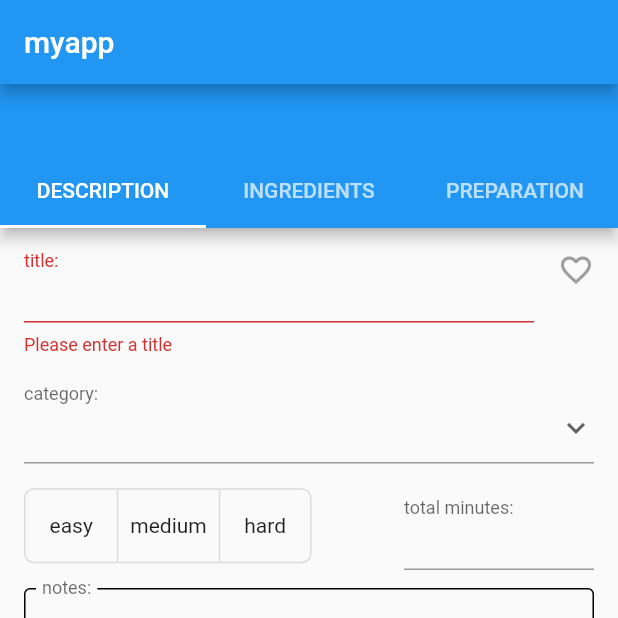
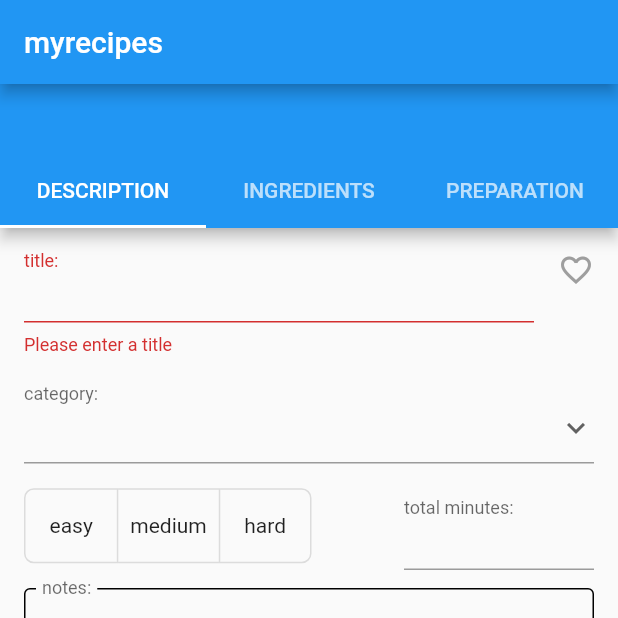
Before and after one commit to Paul74/myrecipes, a Flutter app: the screen it shows after launch, after a tap on the "add" icon, after a tap on "Save", on a phone screen of 412 x 824 dp, the top half of it. Run offline on Flutter 3.47's test engine with Material 2 defaults, Android fonts, the light colour scheme and no system bars; our stand-ins replace flutter_slidable, sqflite; missing offline and left inert: dart:ffi; accounts and stored records are empty.

Commit message:
aggiustamenti su xxx e main.dart

```diff
--- a/lib/main.dart
+++ b/lib/main.dart
@@ -28,7 +28,8 @@ void main() async {
   //runApp(MyApp());
 }
 
-/// This is the main application widget.
+// quanto segue non serve a niente
+/*
 class MyApp extends StatelessWidget {
   static const String _title = 'MyRecipes';
 
@@ -240,3 +241,4 @@ class MyStatelessWidget extends StatelessWidget {
     );
   }
 }
+*/
--- a/lib/screens/recipes_entry.dart
+++ b/lib/screens/recipes_entry.dart
@@ -26,7 +26,7 @@ class _RecipesEntryState extends State {
   Widget build(BuildContext context) {
     return DefaultTabController(length: 3, child:
       Scaffold(
-        appBar: AppBar(toolbarHeight : 48.0,
+        appBar: AppBar(toolbarHeight : 48.0, //con 48 nascondo la appbar perchè ho già la app bar dalla home page
           bottom: TabBar(
             labelPadding: EdgeInsets.symmetric(horizontal: 0.0),
             tabs: [
@@ -295,13 +295,13 @@ class _RecipesEntryState extends State {
       return;
     }}
 
-    if (_formKey1.currentState != null) {
+    if (_formKey2.currentState != null) {
     if(!_formKey2.currentState.validate()){
       print('enter 2 correct data');
       return;
     }}
 
-    if (_formKey1.currentState != null) {
+    if (_formKey3.currentState != null) {
     if(!_formKey3.currentState.validate()) {
       print('enter 3 correct data');
       return;
--- a/lib/xxx.dart
+++ b/lib/xxx.dart
@@ -1,5 +1,6 @@
 import 'dart:io';
 import 'package:flutter/material.dart';
+import 'package:myrecipes_app/screens/recipes_entry.dart';
 import 'package:path_provider/path_provider.dart';
 import 'common/utils.dart' as utils;
 import 'screens/recipes.dart';
@@ -7,13 +8,27 @@ import 'package:myrecipes_app/models/recipes_model.dart';
 import 'package:provider/provider.dart';
 
 
-void main() async {
-  WidgetsFlutterBinding.ensureInitialized();
-  Directory docsDir = await getApplicationDocumentsDirectory();
-  utils.docsDir = docsDir;
-  runApp(Notebook());
+//TODO conviene gestire le pagine con il semplice navigator, così ho animazioni automatiche e appbar più facili da fare per ogni pagina.
+// vedi https://github.com/flutter/samples/tree/master/provider_shopper
+class Notebook extends StatelessWidget {
+  @override
+  Widget build(BuildContext context) {
+    return MaterialApp(
+      home: Scaffold(
+        appBar: AppBar(
+          title: Text("myrecipes"),
+        ),
+        body: Recipes(),
+      ),
+    );
+  }
 }
 
+
+
+
+//segue come avevo fatto io, soprattutto per mettere il + nella appbar. ma è troppo complicato e ci sono cose inutili.
+/*
 class Notebook extends StatelessWidget {
   @override
   Widget build(BuildContext context) {
@@ -48,6 +63,5 @@ class Notebook extends StatelessWidget {
         body: Recipes(),
       ),
     ),);
-
   }
-}
+}*/
```
